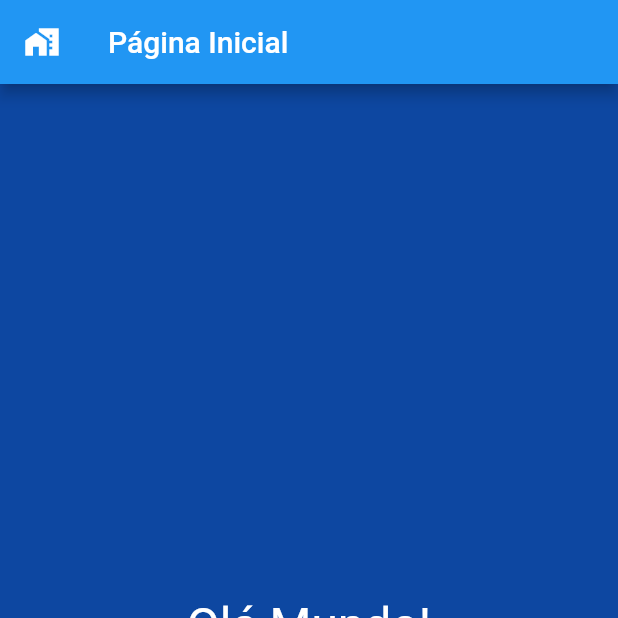
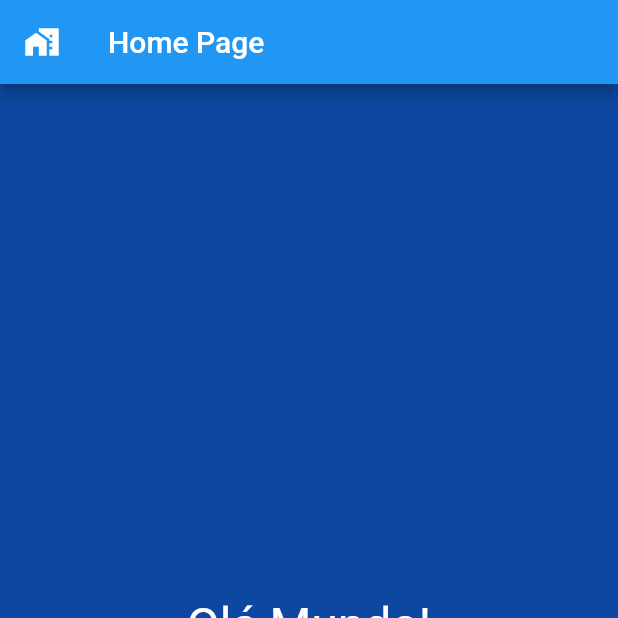
Before and after one commit to MaatGomes/ExerciciosFlutter, a Flutter app: the screen it shows after launch, on a phone screen of 412 x 824 dp, the top half of it. Run offline on Flutter 3.47's test engine with Material 2 defaults, Android fonts, the phone set to English and light mode, and no system bars.

Commit message:
Execicio 2-B do PDF 01-Flutter

```diff
--- a/lib/main.dart
+++ b/lib/main.dart
@@ -8,7 +8,7 @@ class Home extends StatelessWidget {
     return Scaffold(
       appBar: AppBar(
         leading: const Icon(Icons.home_work),
-        title: const Text('Página Inicial'),
+        title: const Text('Home Page'),
       ),
       body: Column(children: const [
         Center(
```
